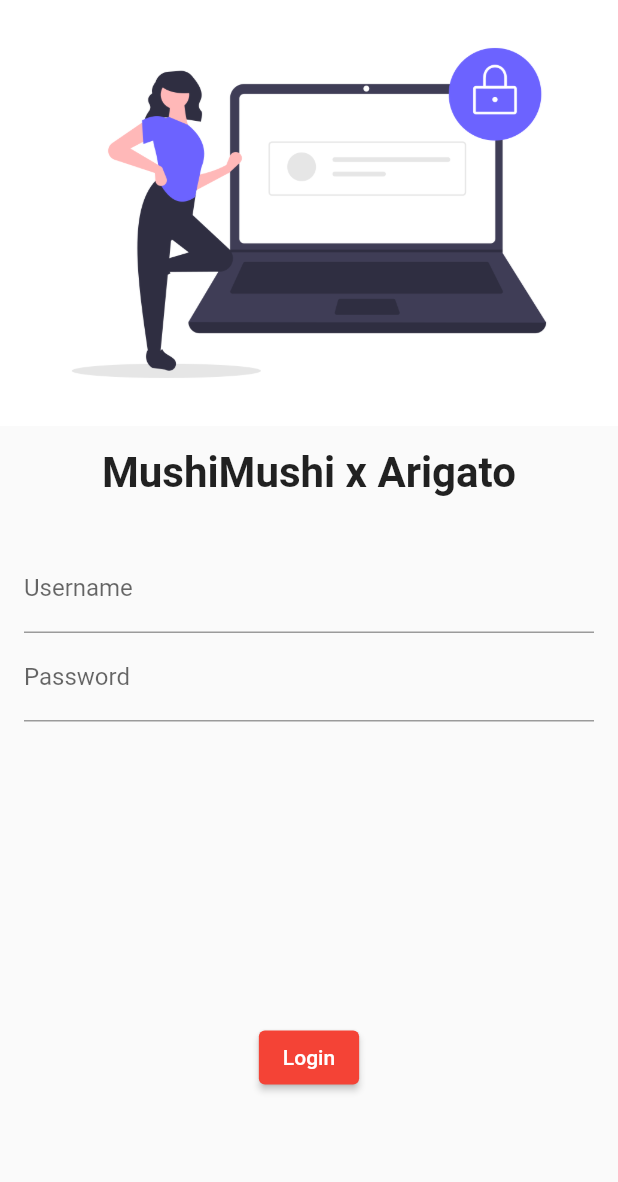
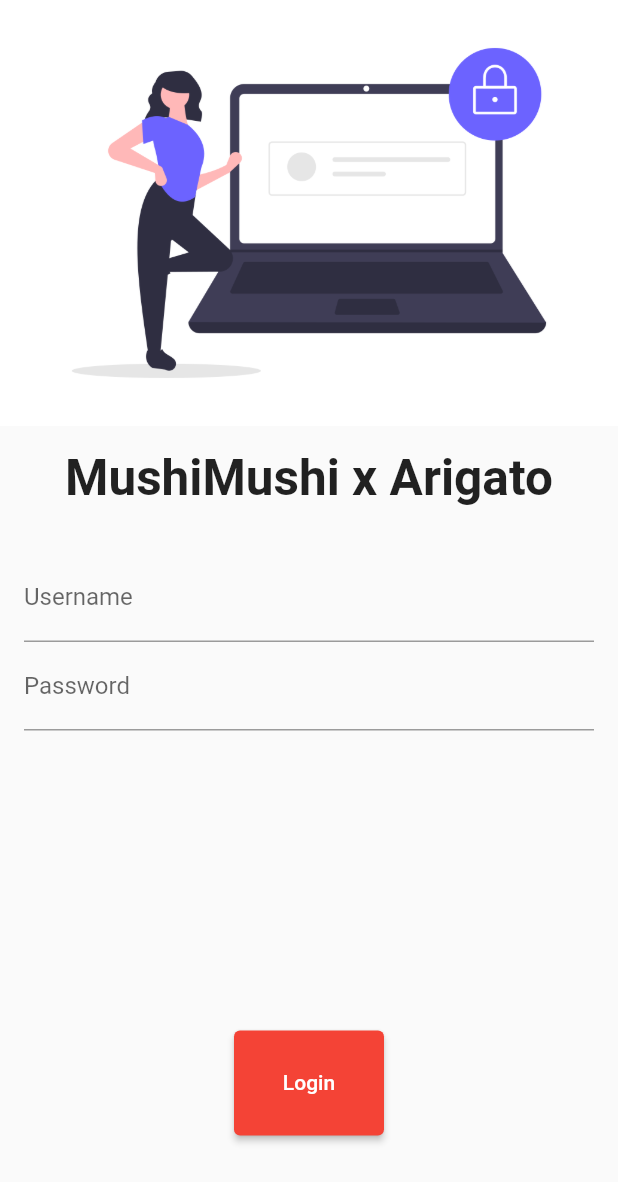
Before and after one commit to Anihara/Flutter-for-bytelife, a Flutter app: the screen it shows after launch, on a phone screen of 412 x 824 dp. Shown: the top 1182 px of the screen. Run offline on Flutter 3.47's test engine with Material 2 defaults, Android fonts, the light colour scheme and no system bars; our stand-ins replace google_fonts; Roboto replaces fonts that are missing (Gabriela).

Commit message:
day 5 complete

```diff
--- a/alice/lib/pages/login_page.dart
+++ b/alice/lib/pages/login_page.dart
@@ -1,23 +1,24 @@
+import 'package:alice/utilities/routes.dart';
 import 'package:flutter/material.dart';
 
 class LoginPage extends StatelessWidget {
   @override
   Widget build(BuildContext context) {
     return Material(
+      child: SingleChildScrollView(
         child: Column(
           children: [
-          Image.asset("assets/images/login_image.png",
-           fit: BoxFit.cover),
+            Image.asset("assets/images/login_image.png", fit: BoxFit.cover),
             SizedBox(
               height: 15.0,
             ),
             Text("MushiMushi x Arigato",
-              style: TextStyle(fontSize: 28, fontWeight: FontWeight.bold)),
+                style: TextStyle(fontSize: 33, fontWeight: FontWeight.bold)),
             SizedBox(
               height: 15.0,
             ),
-              Padding(padding: EdgeInsets.symmetric(
-                vertical :16.0, horizontal: 16.0),
+            Padding(
+              padding: EdgeInsets.symmetric(vertical: 16.0, horizontal: 16.0),
               child: Column(
                 children: [
                   TextFormField(
@@ -36,13 +37,21 @@
                   SizedBox(
                     height: 200.0,
                   ),
-            ElevatedButton (onPressed: (){},
-                   child: Text('Login')),
+                  ElevatedButton(
+                    child: Text('Login'),
+                    style: TextButton.styleFrom(
+                      minimumSize: const Size(100, 70),
+                    ),
+                    onPressed: () {
+                      Navigator.pushNamed(context, MyRoutes.homeroute);
+                    },
+                  ),
                 ],
               ),
             ),
           ],
         ),
+      ),
     );
   }
 }
--- /dev/null
+++ b/alice/lib/utilities/routes.dart
@@ -0,0 +1,4 @@
+class MyRoutes {
+  static String loginroute = '/login';
+  static String homeroute = '/home';
+}
--- a/alice/lib/xyxy.dart
+++ b/alice/lib/xyxy.dart
@@ -1,4 +1,5 @@
 import 'package:alice/pages/login_page.dart';
+import 'package:alice/utilities/routes.dart';
 import 'package:google_fonts/google_fonts.dart';
 import 'pages/Home_Page.dart';
 import 'package:flutter/material.dart';
@@ -22,8 +23,8 @@
       initialRoute: "/",
       routes: {
         "/": (context) => LoginPage(),
-        "/home": (context) => HomePage(),
-        "/login": (context) => LoginPage(),
+        MyRoutes.homeroute: (context) => HomePage(),
+        MyRoutes.loginroute: (context) => LoginPage(),
       },
     );
   }
```
Also changed, not shown: 1 other file. Lines whose indentation alone changed are shown as unchanged.
